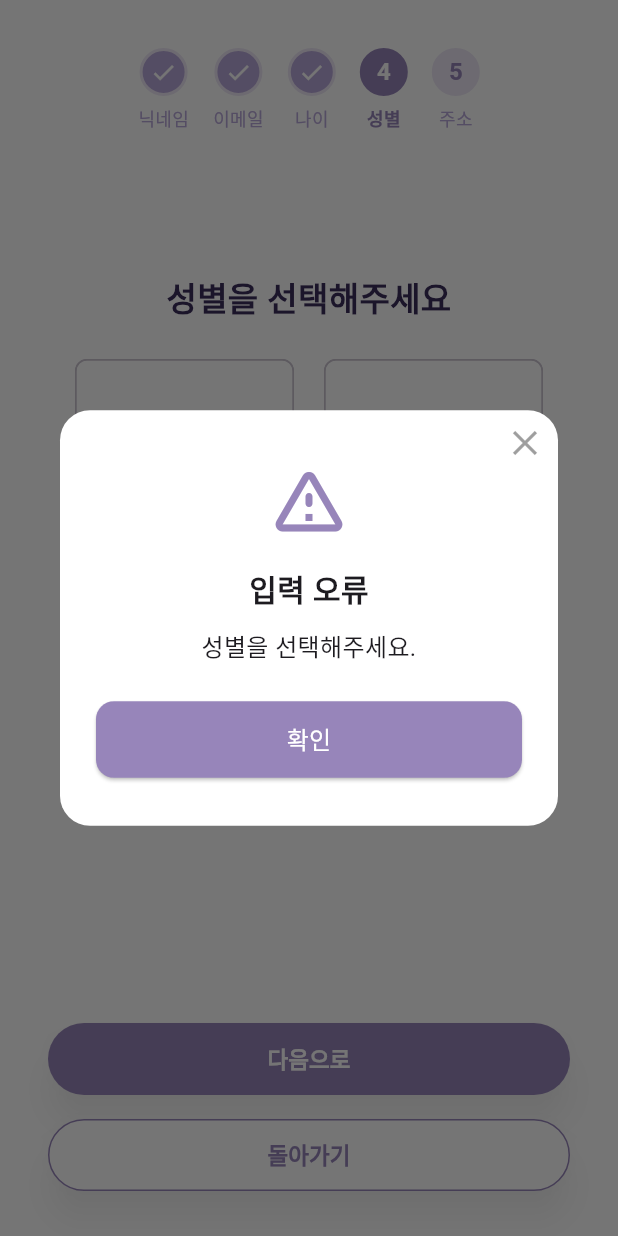
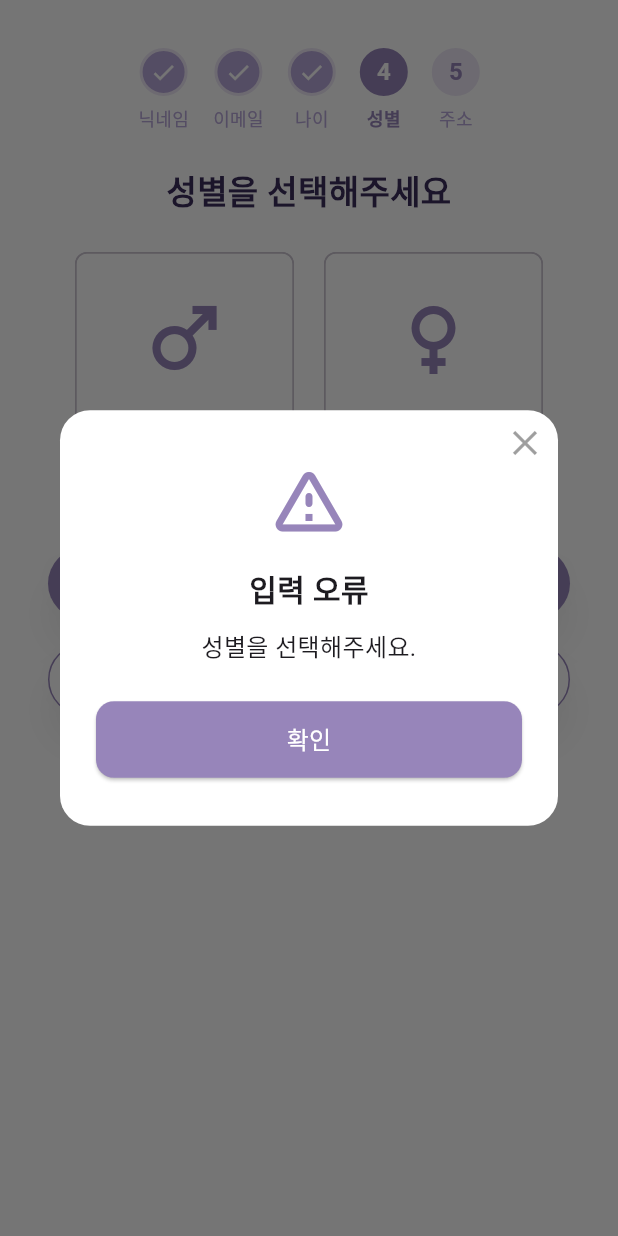
Before and after one commit to K-Hackathon-01z/eum-front, a Flutter app: the GenderSignupScreen screen opened by its route, after a tap on "다음으로", on a phone screen of 412 x 824 dp. Run offline on Flutter 3.47's test engine with Material 3 defaults, Android fonts, the phone set to English and light mode, and no system bars; our stand-ins replace flutter_dotenv, flutter_svg, flutter_time_picker_spinner, geolocator, google_maps_flutter, image_picker and 1 more; missing offline and left inert: google_maps_flutter_android, google_maps_flutter_platform_interface; accounts and stored records are empty.

Commit message:
refactor: "회원가입 스크린 모두 ScrollView + viewInsets.bottom으로 변경"

```diff
--- a/lib/screens/user/signup/gender_signup_screen.dart
+++ b/lib/screens/user/signup/gender_signup_screen.dart
@@ -23,11 +23,14 @@ class _GenderSignupScreenState extends State<GenderSignupScreen> {
       body: SafeArea(
         child: Padding(
           padding: const EdgeInsets.symmetric(horizontal: 32),
+          child: SingleChildScrollView(
+            padding: EdgeInsets.only(bottom: MediaQuery.of(context).viewInsets.bottom),
             child: Column(
+              mainAxisSize: MainAxisSize.min,
               children: [
                 const SizedBox(height: 32),
                 SignupStepIndicator(currentStep: 3, totalSteps: 5, stepLabels: ['닉네임', '이메일', '나이', '성별', '주소']),
-              const Spacer(flex: 1),
+                const SizedBox(height: 24),
                 const Padding(
                   padding: EdgeInsets.only(bottom: 24),
                   child: Text(
@@ -44,7 +47,11 @@ class _GenderSignupScreenState extends State<GenderSignupScreen> {
                       label: Column(
                         mainAxisSize: MainAxisSize.min,
                         children: [
-                        Icon(Icons.male, size: 64, color: _selectedGender == 'male' ? Colors.white : Color(0xFF9785BA)),
+                          Icon(
+                            Icons.male,
+                            size: 64,
+                            color: _selectedGender == 'male' ? Colors.white : Color(0xFF9785BA),
+                          ),
                           const SizedBox(height: 12),
                           Text('남성', style: TextStyle(fontSize: 22)),
                         ],
@@ -85,12 +92,14 @@ class _GenderSignupScreenState extends State<GenderSignupScreen> {
                       },
                       selectedColor: const Color(0xFF9785BA),
                       backgroundColor: Colors.white,
-                    labelStyle: TextStyle(color: _selectedGender == 'female' ? Colors.white : const Color(0xFF9785BA)),
+                      labelStyle: TextStyle(
+                        color: _selectedGender == 'female' ? Colors.white : const Color(0xFF9785BA),
+                      ),
                       padding: const EdgeInsets.symmetric(vertical: 24, horizontal: 32),
                     ),
                   ],
                 ),
-              const Spacer(flex: 3),
+                const SizedBox(height: 40),
                 Padding(
                   padding: const EdgeInsets.only(bottom: 30),
                   child: Column(
@@ -116,7 +125,6 @@ class _GenderSignupScreenState extends State<GenderSignupScreen> {
                             );
                             return;
                           }
-                        // 혹시나 선택 후 저장이 안된 경우를 위해 한 번 더 저장
                           if (_selectedGender != null) {
                             Provider.of<AuthProvider>(context, listen: false).setGender(_selectedGender!);
                           }
@@ -142,6 +150,7 @@ class _GenderSignupScreenState extends State<GenderSignupScreen> {
             ),
           ),
         ),
+      ),
     );
   }
 }
```
Also changed, not shown: lib/screens/user/signup/address_signup_screen.dart (+6 -4 lines), lib/screens/user/signup/age_signup_screen.dart (+6 -3 lines), lib/screens/user/signup/email_login_screen.dart (+6 -3 lines), lib/screens/user/signup/name_signup_screen.dart (+6 -3 lines). Lines whose indentation alone changed are shown as unchanged.
